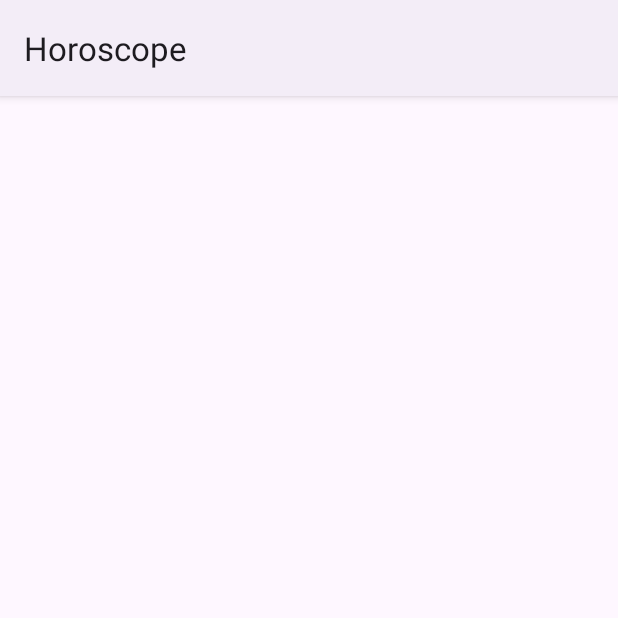
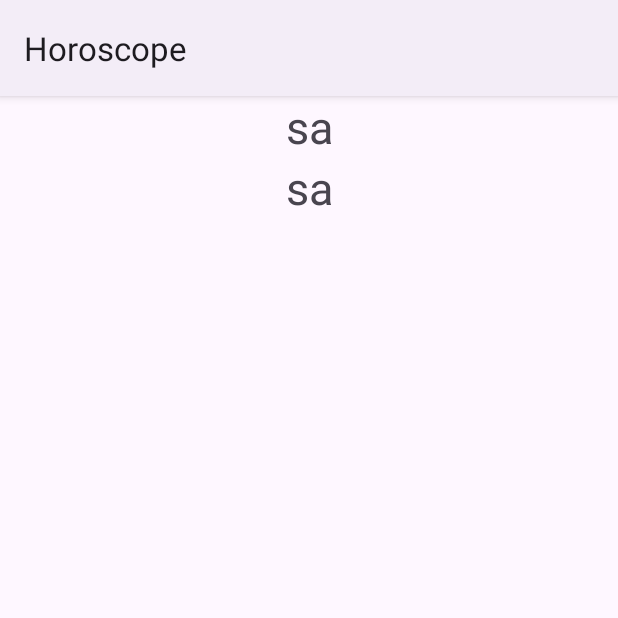
Before and after one commit to Wellington-Esteban-Romero/Horoscope, an Android app: the HoroscopeDetail screen opened directly, with no data from a screen before it, on a phone screen of 412 x 824 dp, the top half of it. Run offline under Robolectric (Android 15) with nearby library versions, the phone set to English and light mode, and no system bars; 2 statements that could not run were skipped.

Commit message:
implementation initial detail horoscope

```diff
--- a/app/src/main/AndroidManifest.xml
+++ b/app/src/main/AndroidManifest.xml
@@ -13,7 +13,7 @@
         android:theme="@style/Theme.Horoscope"
         tools:targetApi="31">
         <activity
-            android:name=".DetailsHoroscope"
+            android:name=".HoroscopeDetail"
             android:exported="false" />
         <activity
             android:name=".MainActivity"
--- a/app/src/main/java/com/horoscope/DetailsHoroscope.kt
+++ b/app/src/main/java/com/horoscope/HoroscopeDetail.kt
@@ -1,20 +1,34 @@
 package com.horoscope
 
 import android.os.Bundle
+import android.widget.TextView
 import androidx.activity.enableEdgeToEdge
 import androidx.appcompat.app.AppCompatActivity
 import androidx.core.view.ViewCompat
 import androidx.core.view.WindowInsetsCompat
+import com.horoscope.data.HoroscopeProvider
 
-class DetailsHoroscope : AppCompatActivity() {
+class HoroscopeDetail : AppCompatActivity() {
+
+    private lateinit var txtNameHoroscope: TextView
+
     override fun onCreate(savedInstanceState: Bundle?) {
         super.onCreate(savedInstanceState)
         enableEdgeToEdge()
-        setContentView(R.layout.activity_details_horoscope)
+        setContentView(R.layout.activity_horoscope_detail)
         ViewCompat.setOnApplyWindowInsetsListener(findViewById(R.id.main)) { v, insets ->
             val systemBars = insets.getInsets(WindowInsetsCompat.Type.systemBars())
             v.setPadding(systemBars.left, systemBars.top, systemBars.right, systemBars.bottom)
             insets
         }
+
+        txtNameHoroscope = findViewById(R.id.txtViewHoroscope)
+
+        var id = intent.getStringExtra("id")
+
+        var horoscope = HoroscopeProvider.findById(id!!.toInt())
+
+        txtNameHoroscope.setText(horoscope.name)
+
     }
 }
--- a/app/src/main/java/com/horoscope/MainActivity.kt
+++ b/app/src/main/java/com/horoscope/MainActivity.kt
@@ -90,10 +90,7 @@ class MainActivity : AppCompatActivity() {
     private fun onItemSelect(horoscope: Horoscope) {
         Toast.makeText(this, getString(horoscope.name), Toast.LENGTH_SHORT).show()
         val intent = Intent(this, HoroscopeDetail::class.java)
-        intent.putExtra("id", horoscope.id)
-        intent.putExtra("name", horoscope.name)
-        intent.putExtra("date", horoscope.date)
-        intent.putExtra("imgage", horoscope.image)
+        intent.putExtra("id", horoscope.id.toString())
         startActivity(intent)
     }
 
--- a/app/src/main/res/layout/activity_details_horoscope.xml
+++ /dev/null
@@ -1,10 +0,0 @@
-<?xml version="1.0" encoding="utf-8"?>
-<androidx.constraintlayout.widget.ConstraintLayout xmlns:android="http://schemas.android.com/apk/res/android"
-    xmlns:app="http://schemas.android.com/apk/res-auto"
-    xmlns:tools="http://schemas.android.com/tools"
-    android:id="@+id/main"
-    android:layout_width="match_parent"
-    android:layout_height="match_parent"
-    tools:context=".DetailsHoroscope">
-
-</androidx.constraintlayout.widget.ConstraintLayout>
--- /dev/null
+++ b/app/src/main/res/layout/activity_horoscope_detail.xml
@@ -0,0 +1,34 @@
+<?xml version="1.0" encoding="utf-8"?>
+<androidx.constraintlayout.widget.ConstraintLayout xmlns:android="http://schemas.android.com/apk/res/android"
+    xmlns:app="http://schemas.android.com/apk/res-auto"
+    xmlns:tools="http://schemas.android.com/tools"
+    android:id="@+id/main"
+    android:layout_width="match_parent"
+    android:layout_height="match_parent"
+    tools:context=".HoroscopeDetail">
+
+    <TextView
+        android:id="@+id/imgHoroscope"
+        android:layout_width="match_parent"
+        android:layout_height="wrap_content"
+        android:text="sa"
+        android:gravity="center"
+        android:textSize="30dp"
+        tools:ignore="MissingConstraints">
+
+    </TextView>
+
+    <TextView
+        android:id="@+id/txtViewHoroscope"
+        android:layout_width="match_parent"
+        android:layout_height="wrap_content"
+        android:text="sa"
+        android:gravity="center"
+        android:textSize="30dp"
+        app:layout_constraintStart_toStartOf="@id/imgHoroscope"
+        app:layout_constraintTop_toBottomOf="@id/imgHoroscope"
+        tools:ignore="MissingConstraints">
+
+    </TextView>
+
+</androidx.constraintlayout.widget.ConstraintLayout>
```
